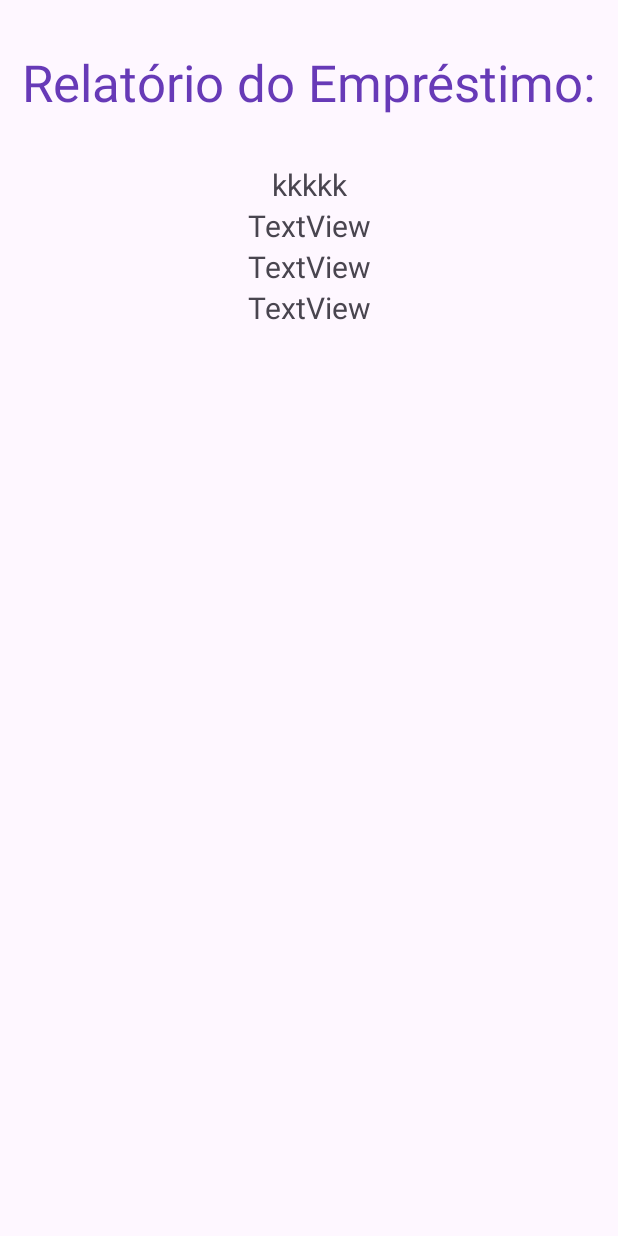
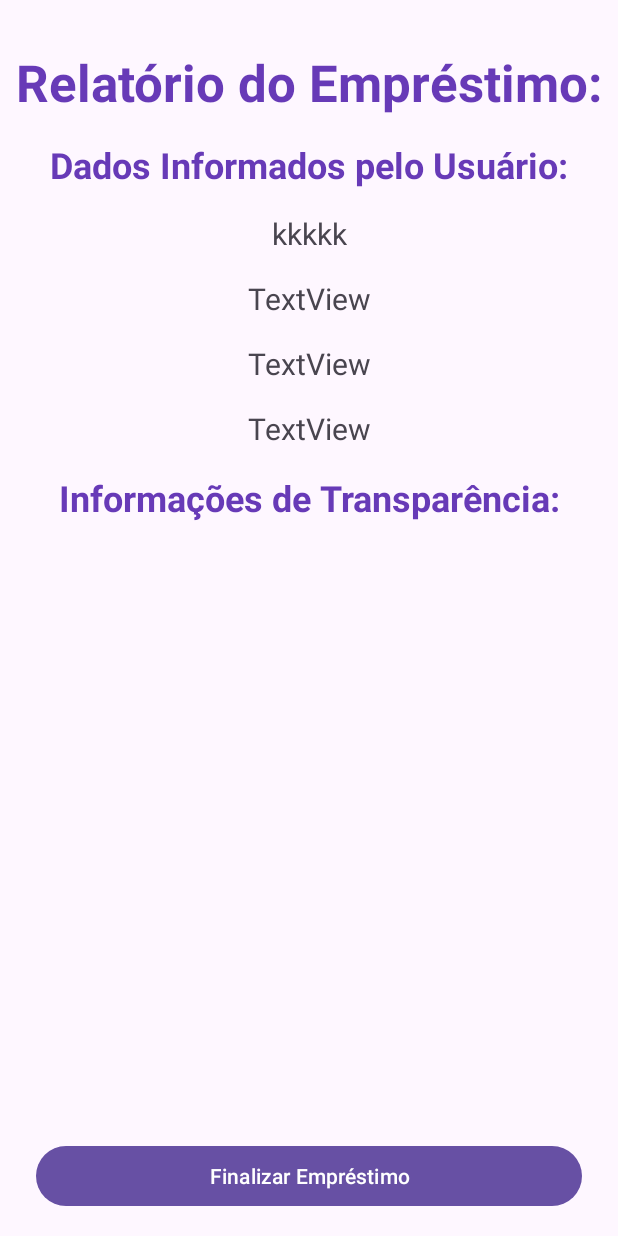
Before and after one commit to Guittsgui/aula04Mobile, an Android app: the LoanResult screen opened directly, with no data from a screen before it, on a phone screen of 412 x 824 dp. Run offline under Robolectric (Android 15) with nearby library versions, the phone set to English and light mode, and no system bars; 5 statements that could not run were skipped.

Commit message:
todos os calculos feitos dentro da classe , basta exibir, 90% Pronto

```diff
--- a/app/src/main/java/com/example/aula04/Activity/MainActivity.java
+++ b/app/src/main/java/com/example/aula04/Activity/MainActivity.java
@@ -18,6 +18,9 @@ public class MainActivity extends AppCompatActivity {
 
     TextInputLayout loanValue, loanFees, monthQuantity, entryValue;
     Button calculateLoanDatasButton;
+    Integer qtdMonths;
+    Double value, fee, eValue;
+
 
 
 
@@ -41,22 +44,24 @@ public class MainActivity extends AppCompatActivity {
                     return;
                 }
 
+                fillVariables();
+
+                if(eValue >= value){
+                    Toast.makeText(getApplicationContext(), "Entrada não pode ser maior/igual que o Empréstimo", Toast.LENGTH_LONG).show();
+                    return;
+                }
+
                 Loan newLoan = createLoan();
 
                 Intent intent = new Intent(getApplicationContext(), LoanResult.class);
                 intent.putExtra("loan", newLoan);
                 startActivity(intent);
 
-
             }
         };
     }
 
-
-
-    private Loan createLoan() {
-        Integer qtdMonths;
-        Double value, fee, eValue;
+    private void fillVariables() {
         qtdMonths = Integer.parseInt(monthQuantity.getEditText().getText().toString());
         value = Double.parseDouble(loanValue.getEditText().getText().toString());
         fee = Double.parseDouble(loanFees.getEditText().getText().toString());
@@ -65,6 +70,10 @@ public class MainActivity extends AppCompatActivity {
         }else{
             eValue = Double.parseDouble(entryValue.getEditText().getText().toString());
         }
+    }
+
+
+    private Loan createLoan() {
         Loan loan = new Loan(qtdMonths, value, fee, eValue );
         return loan;
     }
--- a/app/src/main/java/com/example/aula04/Model/Loan.java
+++ b/app/src/main/java/com/example/aula04/Model/Loan.java
@@ -5,7 +5,7 @@ import java.io.Serializable;
 public class Loan implements Serializable {
 
     Integer quantityOfMonths;
-    Double loanValue, loanFees, entryValue, feeValue, totalLoanValueWithFee ;
+    Double loanValue, loanFees, entryValue, feeValue, totalLoanValueWithFee, totalLoanValueWithFeeLessEntry , monthlyValue;
 
 
     public Loan(Integer quantityOfMonths, Double loanValue, Double loanFees, Double entryValue) {
@@ -46,4 +46,12 @@ public class Loan implements Serializable {
     public void setEntryValue(Double entryValue) {
         this.entryValue = entryValue;
     }
+
+    public void calculateFeesAndTa() {
+        this.feeValue = this.loanFees/100 * this.feeValue;
+        this.totalLoanValueWithFee = this.feeValue + this.loanValue;
+        this.totalLoanValueWithFeeLessEntry = this.totalLoanValueWithFee - this.entryValue;
+        this.monthlyValue = totalLoanValueWithFeeLessEntry / this.quantityOfMonths;
+
+    }
 }
--- a/app/src/main/java/com/example/aula04/Model/LoanResult.java
+++ b/app/src/main/java/com/example/aula04/Model/LoanResult.java
@@ -17,6 +17,7 @@ public class LoanResult extends AppCompatActivity {
 
         binding();
         Loan mainLoan = (Loan) getIntent().getSerializableExtra("loan");
+        mainLoan.calculateFeesAndTa();
 
         loanValueField.setText("Você solicitou um empréstimo de: R$" + mainLoan.getLoanValue() );
         loanFeeField.setText("Taxa de juros contratada de: " + mainLoan.getLoanFees() + "%");
--- a/app/src/main/res/layout/activity_loan_result.xml
+++ b/app/src/main/res/layout/activity_loan_result.xml
@@ -14,26 +14,16 @@
         android:text="Relatório do Empréstimo:"
         android:textColor="#673AB7"
         android:textSize="34sp"
+        android:textStyle="bold"
         app:layout_constraintEnd_toEndOf="parent"
         app:layout_constraintStart_toStartOf="parent"
         app:layout_constraintTop_toTopOf="parent" />
 
     <TextView
-        android:id="@+id/loanValueTV"
-        android:layout_width="wrap_content"
-        android:layout_height="wrap_content"
-        android:layout_marginTop="32dp"
-        android:gravity="center"
-        android:text="kkkkk"
-        android:textSize="20sp"
-        app:layout_constraintEnd_toEndOf="parent"
-        app:layout_constraintStart_toStartOf="parent"
-        app:layout_constraintTop_toBottomOf="@+id/textView3" />
-
-    <TextView
         android:id="@+id/loanFeeTV"
         android:layout_width="wrap_content"
         android:layout_height="wrap_content"
+        android:layout_marginTop="16dp"
         android:text="TextView"
         android:textSize="20sp"
         app:layout_constraintEnd_toEndOf="parent"
@@ -41,9 +31,33 @@
         app:layout_constraintTop_toBottomOf="@+id/loanValueTV" />
 
     <TextView
+        android:id="@+id/loanValueTV"
+        android:layout_width="wrap_content"
+        android:layout_height="wrap_content"
+        android:layout_marginTop="16dp"
+        android:gravity="center"
+        android:text="kkkkk"
+        android:textSize="20sp"
+        app:layout_constraintEnd_toEndOf="parent"
+        app:layout_constraintStart_toStartOf="parent"
+        app:layout_constraintTop_toBottomOf="@+id/textView8" />
+
+    <TextView
+        android:id="@+id/entryValueTV"
+        android:layout_width="wrap_content"
+        android:layout_height="wrap_content"
+        android:layout_marginTop="16dp"
+        android:text="TextView"
+        android:textSize="20sp"
+        app:layout_constraintEnd_toEndOf="parent"
+        app:layout_constraintStart_toStartOf="parent"
+        app:layout_constraintTop_toBottomOf="@+id/monthsQtTV" />
+
+    <TextView
         android:id="@+id/monthsQtTV"
         android:layout_width="wrap_content"
         android:layout_height="wrap_content"
+        android:layout_marginTop="16dp"
         android:text="TextView"
         android:textSize="20sp"
         app:layout_constraintEnd_toEndOf="parent"
@@ -51,12 +65,41 @@
         app:layout_constraintTop_toBottomOf="@+id/loanFeeTV" />
 
     <TextView
-        android:id="@+id/entryValueTV"
+        android:id="@+id/textView8"
         android:layout_width="wrap_content"
         android:layout_height="wrap_content"
-        android:text="TextView"
-        android:textSize="20sp"
+        android:layout_marginTop="16dp"
+        android:text="Dados Informados pelo Usuário:"
+        android:textColor="#673AB7"
+        android:textSize="24sp"
+        android:textStyle="bold"
         app:layout_constraintEnd_toEndOf="parent"
         app:layout_constraintStart_toStartOf="parent"
-        app:layout_constraintTop_toBottomOf="@+id/monthsQtTV" />
+        app:layout_constraintTop_toBottomOf="@+id/textView3" />
+
+    <TextView
+        android:id="@+id/textView9"
+        android:layout_width="wrap_content"
+        android:layout_height="wrap_content"
+        android:layout_marginTop="16dp"
+        android:text="Informações de Transparência:"
+        android:textColor="#673AB7"
+        android:textSize="24sp"
+        android:textStyle="bold"
+        app:layout_constraintEnd_toEndOf="parent"
+        app:layout_constraintStart_toStartOf="parent"
+        app:layout_constraintTop_toBottomOf="@+id/entryValueTV" />
+
+    <Button
+        android:id="@+id/finishButton"
+        android:layout_width="0dp"
+        android:layout_height="wrap_content"
+        android:layout_marginStart="24dp"
+        android:layout_marginEnd="24dp"
+        android:layout_marginBottom="16dp"
+        android:text="Finalizar Empréstimo"
+        app:layout_constraintBottom_toBottomOf="parent"
+        app:layout_constraintEnd_toEndOf="parent"
+        app:layout_constraintStart_toStartOf="parent" />
+
 </androidx.constraintlayout.widget.ConstraintLayout>
```
